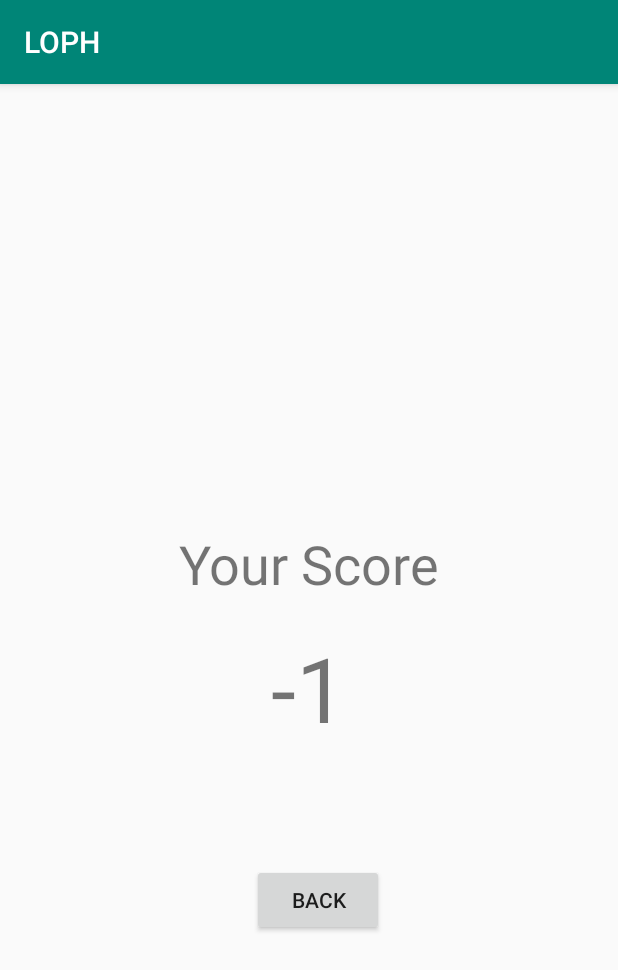
After one commit to ZyGan1999/LOPH, an Android app: the ResultActivity screen opened directly, with no data from a screen before it, on a phone screen of 412 x 824 dp. The commit adds this screen. Shown: the top 970 px of the screen. Run offline under Robolectric (Android 15) with nearby library versions, the phone set to English and light mode, and no system bars.

Commit message:
ResultActivity

```diff
--- a/app/src/main/AndroidManifest.xml
+++ b/app/src/main/AndroidManifest.xml
@@ -9,6 +9,7 @@
         android:roundIcon="@mipmap/ic_launcher_round"
         android:supportsRtl="true"
         android:theme="@style/AppTheme">
+        <activity android:name=".view.ResultActivity"></activity>
         <activity android:name=".MainActivity">
             <intent-filter>
                 <action android:name="android.intent.action.MAIN" />
--- a/app/src/main/java/com/pigeonhunter/loph/MainActivity.java
+++ b/app/src/main/java/com/pigeonhunter/loph/MainActivity.java
@@ -8,6 +8,7 @@ import android.widget.Button;
 import com.pigeonhunter.loph.GameActivity;
 import com.pigeonhunter.loph.R;
 import com.pigeonhunter.loph.view.MusicListActivity;
+import com.pigeonhunter.loph.view.ResultActivity;
 
 public class MainActivity extends AppCompatActivity {
 
--- a/app/src/main/java/com/pigeonhunter/loph/handlers/TimeCountDown.java
+++ b/app/src/main/java/com/pigeonhunter/loph/handlers/TimeCountDown.java
@@ -21,7 +21,6 @@ class TimeCountDown extends CountDownTimer {
     @Override
     public void onFinish() {
         // TODO Auto-generated method stub
-4
     }
 
 }
--- /dev/null
+++ b/app/src/main/java/com/pigeonhunter/loph/view/ResultActivity.java
@@ -0,0 +1,41 @@
+package com.pigeonhunter.loph.view;
+
+import android.content.Intent;
+import android.support.v7.app.AppCompatActivity;
+import android.os.Bundle;
+import android.view.View;
+import android.widget.Button;
+import android.widget.TextView;
+
+import com.pigeonhunter.loph.MainActivity;
+import com.pigeonhunter.loph.R;
+
+public class ResultActivity extends AppCompatActivity {
+    private TextView scoretv;
+    private Button backbt;
+
+    @Override
+    protected void onCreate(Bundle savedInstanceState) {
+        super.onCreate(savedInstanceState);
+        getWindow().getDecorView().setSystemUiVisibility(View.SYSTEM_UI_FLAG_HIDE_NAVIGATION | View.SYSTEM_UI_FLAG_IMMERSIVE_STICKY);
+        setContentView(R.layout.activity_result);
+        // TODO: 从Intent中获得分数参数score
+        final Intent intent = getIntent();
+        int Score = intent.getIntExtra("Score",-1);
+
+        // 将获取的分数转化为TextView
+        scoretv = findViewById(R.id.score);
+        scoretv.setText(""+Score);
+
+        // 绑定返回键
+        backbt = findViewById(R.id.BackBt);
+        backbt.setOnClickListener(new View.OnClickListener() {
+            @Override
+            public void onClick(View v) {
+                Intent backToMainIntent = new Intent(ResultActivity.this, MainActivity.class);
+                startActivity(backToMainIntent);
+            }
+        });
+
+    }
+}
--- /dev/null
+++ b/app/src/main/res/layout/activity_result.xml
@@ -0,0 +1,56 @@
+<?xml version="1.0" encoding="utf-8"?>
+<android.support.constraint.ConstraintLayout xmlns:android="http://schemas.android.com/apk/res/android"
+    xmlns:app="http://schemas.android.com/apk/res-auto"
+    xmlns:tools="http://schemas.android.com/tools"
+    android:layout_width="match_parent"
+    android:layout_height="match_parent"
+    tools:context=".view.ResultActivity">
+
+    <TextView
+        android:id="@+id/ResultTitle"
+        android:layout_width="wrap_content"
+        android:layout_height="wrap_content"
+        android:layout_marginStart="176dp"
+        android:layout_marginTop="289dp"
+        android:layout_marginEnd="176dp"
+        android:layout_marginBottom="423dp"
+        android:text="Your Score"
+        android:textSize="36sp"
+        app:layout_constraintBottom_toBottomOf="parent"
+        app:layout_constraintEnd_toEndOf="parent"
+        app:layout_constraintHorizontal_bias="0.504"
+        app:layout_constraintStart_toStartOf="parent"
+        app:layout_constraintTop_toTopOf="parent"
+        app:layout_constraintVertical_bias="0.933" />
+
+    <TextView
+        android:id="@+id/score"
+        android:layout_width="wrap_content"
+        android:layout_height="wrap_content"
+        android:layout_marginStart="177dp"
+        android:layout_marginTop="47dp"
+        android:layout_marginEnd="176dp"
+        android:layout_marginBottom="357dp"
+        android:text="null"
+        android:textSize="60sp"
+        app:layout_constraintBottom_toBottomOf="parent"
+        app:layout_constraintEnd_toEndOf="parent"
+        app:layout_constraintHorizontal_bias="0.457"
+        app:layout_constraintStart_toStartOf="parent"
+        app:layout_constraintTop_toBottomOf="@+id/ResultTitle"
+        app:layout_constraintVertical_bias="0.483" />
+
+    <Button
+        android:id="@+id/BackBt"
+        android:layout_width="wrap_content"
+        android:layout_height="wrap_content"
+        android:layout_marginStart="167dp"
+        android:layout_marginTop="76dp"
+        android:layout_marginEnd="156dp"
+        android:layout_marginBottom="199dp"
+        android:text="BACK"
+        app:layout_constraintBottom_toBottomOf="parent"
+        app:layout_constraintEnd_toEndOf="parent"
+        app:layout_constraintStart_toStartOf="parent"
+        app:layout_constraintTop_toBottomOf="@+id/score" />
+</android.support.constraint.ConstraintLayout>
```
